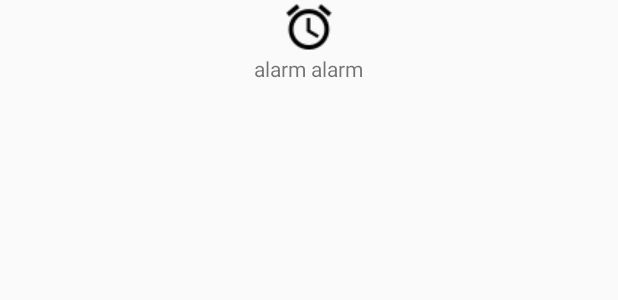
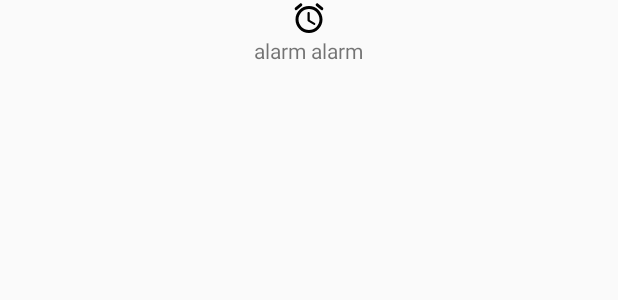
Before and after one commit to XMeleny/myNotebook, an Android app: the layout bottom_navigate_item.xml on its own in the app's theme, with its tools: preview values and no code run, on a phone screen of 412 x 824 dp. Shown: the top 300 px of the screen. Run offline under Robolectric (Android 15) with nearby library versions, the phone set to English and light mode, and no system bars.

Commit message:
修改了一些素材

```diff
--- /dev/null
+++ b/app/src/main/res/drawable/ic_alarm.xml
@@ -0,0 +1,9 @@
+<vector xmlns:android="http://schemas.android.com/apk/res/android"
+    android:width="24dp"
+    android:height="24dp"
+    android:viewportWidth="24"
+    android:viewportHeight="24">
+  <path
+      android:fillColor="#FF000000"
+      android:pathData="M15.87,15.25l-3.37,-2L12.5,8.72c0,-0.4 -0.32,-0.72 -0.72,-0.72h-0.06c-0.4,0 -0.72,0.32 -0.72,0.72v4.72c0,0.35 0.18,0.68 0.49,0.86l3.65,2.19c0.34,0.2 0.78,0.1 0.98,-0.24 0.21,-0.35 0.1,-0.8 -0.25,-1zM21.18,5.01L18.1,2.45c-0.42,-0.35 -1.05,-0.3 -1.41,0.13 -0.35,0.42 -0.29,1.05 0.13,1.41l3.07,2.56c0.42,0.35 1.05,0.3 1.41,-0.13 0.36,-0.42 0.3,-1.05 -0.12,-1.41zM4.1,6.55l3.07,-2.56c0.43,-0.36 0.49,-0.99 0.13,-1.41 -0.35,-0.43 -0.98,-0.48 -1.4,-0.13L2.82,5.01c-0.42,0.36 -0.48,0.99 -0.12,1.41 0.35,0.43 0.98,0.48 1.4,0.13zM12,4c-4.97,0 -9,4.03 -9,9s4.03,9 9,9 9,-4.03 9,-9 -4.03,-9 -9,-9zM12,20c-3.86,0 -7,-3.14 -7,-7s3.14,-7 7,-7 7,3.14 7,7 -3.14,7 -7,7z"/>
+</vector>
--- a/app/src/main/res/layout/bottom_navigate.xml
+++ b/app/src/main/res/layout/bottom_navigate.xml
@@ -15,7 +15,7 @@
             android:layout_width="24dp"
             android:layout_height="24dp"
             android:layout_centerHorizontal="true"
-            android:src="@drawable/list" />
+            android:src="@drawable/ic_list" />
 
         <TextView
             android:layout_width="wrap_content"
@@ -37,7 +37,7 @@
             android:layout_width="24dp"
             android:layout_height="24dp"
             android:layout_centerHorizontal="true"
-            android:src="@drawable/alarm" />
+            android:src="@drawable/ic_alarm" />
 
         <TextView
             android:layout_width="wrap_content"
--- a/app/src/main/res/layout/bottom_navigate_item.xml
+++ b/app/src/main/res/layout/bottom_navigate_item.xml
@@ -11,7 +11,7 @@
         android:layout_height="wrap_content"
         android:layout_alignParentTop="true"
         android:layout_centerHorizontal="true"
-        android:src="@drawable/alarm" />
+        android:src="@drawable/ic_alarm" />
 
     <TextView
         android:id="@+id/tv_description"
--- a/app/src/main/res/values/colors.xml
+++ b/app/src/main/res/values/colors.xml
@@ -3,4 +3,5 @@
     <color name="colorPrimary">#000000</color>
     <color name="colorPrimaryDark">#000000</color>
     <color name="colorAccent">#D81B60</color>
+    <color name="colorSubject">#B55A7B</color>
 </resources>
```
Also changed, not shown: app/src/main/res/drawable/ic_list.xml (added, +9 -0 lines), app/src/main/res/layout/activity_main.xml (+1 -16 lines), app/src/main/res/drawable/alarm.png (deleted), app/src/main/res/drawable/ic_add.xml (renamed from app/src/main/res/drawable/ic_baseline_add.xml), app/src/main/res/drawable/list.png (deleted).
